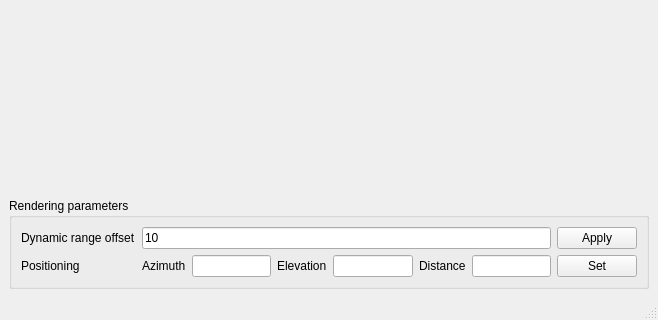
werefkin/oct-python-gui, file uis/vol_ui.ui: the form before one commit; both pictures show x 0 to 658 and y 257 to 577 of the 658 by 577 pixel window.
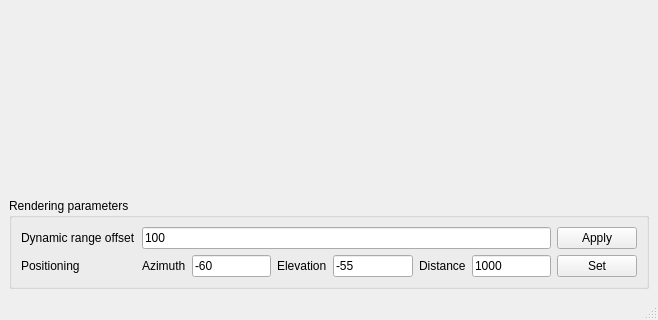
The form after the commit. Custom widgets are drawn as their Qt base class.

What changed in the file:
```diff
--- a/uis/vol_ui.ui
+++ b/uis/vol_ui.ui
@@ -79,7 +79,11 @@
             </widget>
            </item>
            <item>
-            <widget class="QLineEdit" name="x_angle_ui"/>
+            <widget class="QLineEdit" name="x_angle_ui">
+             <property name="text">
+              <string>-60</string>
+             </property>
+            </widget>
            </item>
            <item>
             <widget class="QLabel" name="label_ele">
@@ -89,7 +93,11 @@
             </widget>
            </item>
            <item>
-            <widget class="QLineEdit" name="y_angle_ui"/>
+            <widget class="QLineEdit" name="y_angle_ui">
+             <property name="text">
+              <string>-55</string>
+             </property>
+            </widget>
            </item>
            <item>
             <widget class="QLabel" name="label_distance">
@@ -99,14 +107,18 @@
             </widget>
            </item>
            <item>
-            <widget class="QLineEdit" name="distance_ui"/>
+            <widget class="QLineEdit" name="distance_ui">
+             <property name="text">
+              <string>1000</string>
+             </property>
+            </widget>
            </item>
           </layout>
          </item>
          <item row="0" column="1">
           <widget class="QLineEdit" name="log10_coef_3d_ui">
            <property name="text">
-            <string>10</string>
+            <string>100</string>
            </property>
           </widget>
          </item>
```
Left out of the diff: 2 changed lines with no effect on the pictures.
